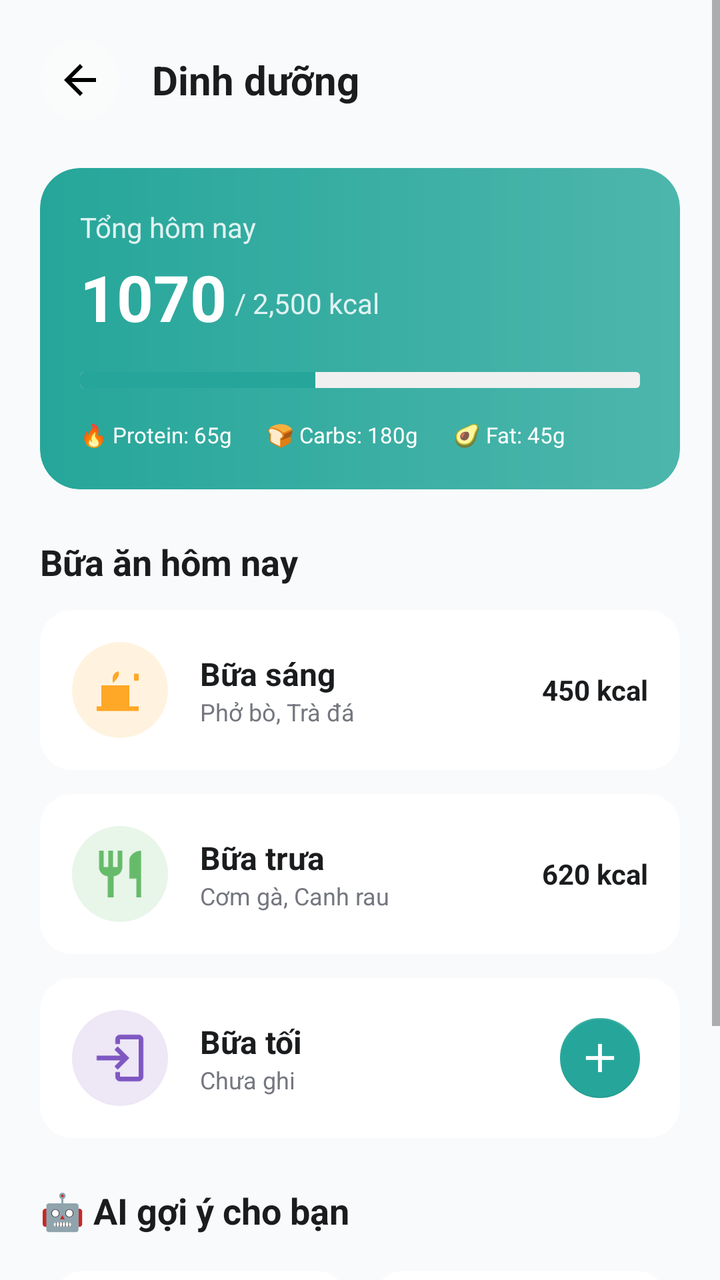
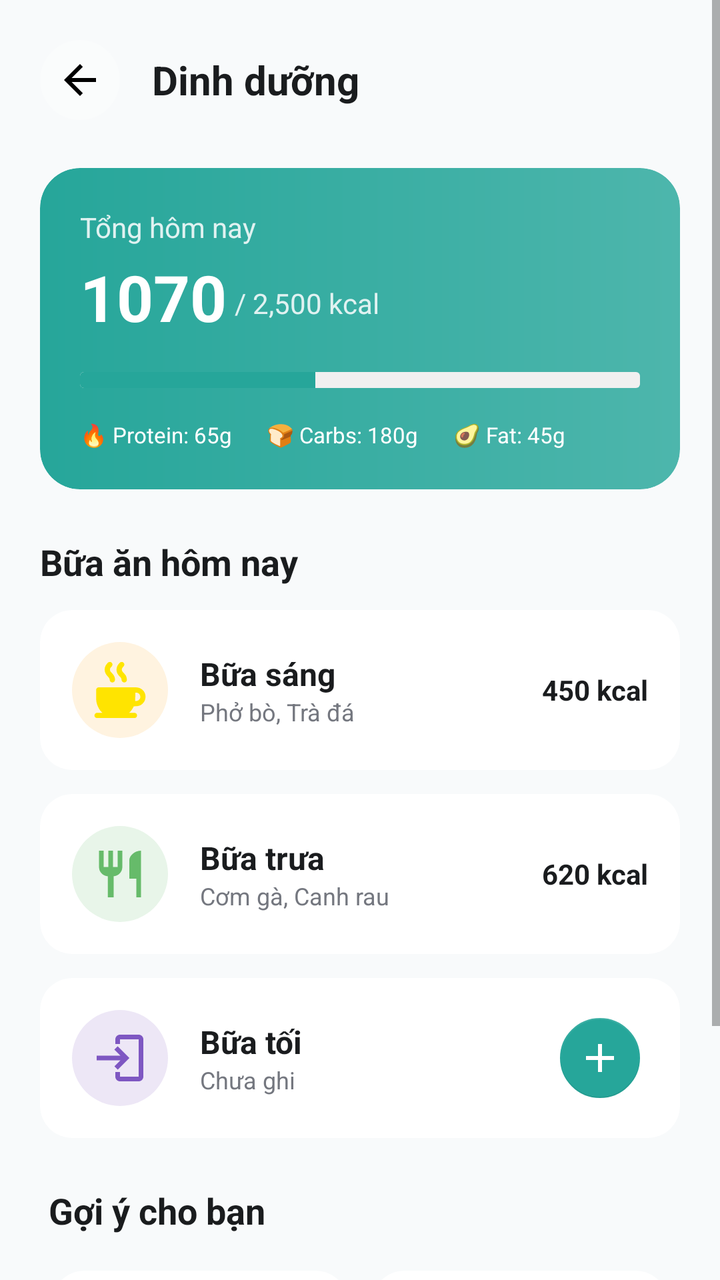

The first picture is an Android layout as it rendered before a commit; the second is the same layout after the commit. The layout source and the unified diff follow.
<!-- AndroidManifest.xml: application theme Theme.Better_Life -->
<!-- res/layout/fragment_nutrition.xml -->
<?xml version="1.0" encoding="utf-8"?>
<androidx.constraintlayout.widget.ConstraintLayout xmlns:android="http://schemas.android.com/apk/res/android"
    xmlns:app="http://schemas.android.com/apk/res-auto"
    android:layout_width="match_parent"
    android:layout_height="match_parent"
    android:background="@color/bg_main">

    <ScrollView
        android:layout_width="match_parent"
        android:layout_height="match_parent">

        <LinearLayout
            android:layout_width="match_parent"
            android:layout_height="wrap_content"
            android:orientation="vertical"
            android:padding="20dp">

            
            <LinearLayout
                android:layout_width="match_parent"
                android:layout_height="wrap_content"
                android:gravity="center_vertical"
                android:orientation="horizontal">

                <ImageButton
                    android:layout_width="40dp"
                    android:layout_height="40dp"
                    android:background="@drawable/circle_white_alpha"
                    android:padding="8dp"
                    android:src="@drawable/ic_back" />

                <TextView
                    android:layout_width="wrap_content"
                    android:layout_height="wrap_content"
                    android:layout_marginStart="16dp"
                    android:text="Dinh dưỡng"
                    android:textColor="@color/text_title"
                    android:textSize="20sp"
                    android:textStyle="bold" />
            </LinearLayout>

            
            <androidx.cardview.widget.CardView
                android:layout_width="match_parent"
                android:layout_height="wrap_content"
                android:layout_marginTop="24dp"
                app:cardCornerRadius="20dp"
                app:cardElevation="0dp">

                <LinearLayout
                    android:layout_width="match_parent"
                    android:layout_height="wrap_content"
                    android:background="@drawable/bg_nutrition_card"
                    android:orientation="vertical"
                    android:padding="20dp">

                    <TextView
                        android:layout_width="wrap_content"
                        android:layout_height="wrap_content"
                        android:text="Tổng hôm nay"
                        android:textColor="#E0F2F1"
                        android:textSize="14sp" />

                    <LinearLayout
                        android:layout_width="match_parent"
                        android:layout_height="wrap_content"
                        android:layout_marginTop="4dp"
                        android:gravity="bottom"
                        android:orientation="horizontal">

                        <TextView
                            android:layout_width="wrap_content"
                            android:layout_height="wrap_content"
                            android:text="1070"
                            android:textColor="@color/white"
                            android:textSize="32sp"
                            android:textStyle="bold" />

                        <TextView
                            android:layout_width="wrap_content"
                            android:layout_height="wrap_content"
                            android:layout_marginStart="4dp"
                            android:layout_marginBottom="4dp"
                            android:text="/ 2,500 kcal"
                            android:textColor="#E0F2F1"
                            android:textSize="14sp" />
                    </LinearLayout>

                    <ProgressBar
                        style="@style/Widget.AppCompat.ProgressBar.Horizontal"
                        android:layout_width="match_parent"
                        android:layout_height="8dp"
                        android:layout_marginTop="16dp"
                        android:progress="42"
                        android:progressDrawable="@drawable/mini_progress_bar" />

                    
                    <LinearLayout
                        android:layout_width="match_parent"
                        android:layout_height="wrap_content"
                        android:layout_marginTop="16dp"
                        android:orientation="horizontal">

                        <TextView
                            android:layout_width="0dp"
                            android:layout_height="wrap_content"
                            android:layout_weight="1"
                            android:text="🔥 Protein: 65g"
                            android:textColor="@color/white"
                            android:textSize="11sp" />

                        <TextView
                            android:layout_width="0dp"
                            android:layout_height="wrap_content"
                            android:layout_weight="1"
                            android:text="🍞 Carbs: 180g"
                            android:textColor="@color/white"
                            android:textSize="11sp" />

                        <TextView
                            android:layout_width="0dp"
                            android:layout_height="wrap_content"
                            android:layout_weight="1"
                            android:text="🥑 Fat: 45g"
                            android:textColor="@color/white"
                            android:textSize="11sp" />
                    </LinearLayout>
                </LinearLayout>
            </androidx.cardview.widget.CardView>

            
            <TextView
                android:layout_width="wrap_content"
                android:layout_height="wrap_content"
                android:layout_marginTop="24dp"
                android:text="Bữa ăn hôm nay"
                android:textColor="@color/text_title"
                android:textSize="18sp"
                android:textStyle="bold" />

            
            <androidx.cardview.widget.CardView
                android:layout_width="match_parent"
                android:layout_height="wrap_content"
                android:layout_marginTop="12dp"
                app:cardCornerRadius="16dp"
                app:cardElevation="0dp">

                <LinearLayout
                    android:layout_width="match_parent"
                    android:layout_height="wrap_content"
                    android:gravity="center_vertical"
                    android:padding="16dp">

                    <ImageView
                        android:layout_width="48dp"
                        android:layout_height="48dp"
                        android:background="@drawable/bg_icon_calories"
                        android:padding="10dp"
                        android:src="@drawable/ic_breakfast" />

                    <LinearLayout
                        android:layout_width="0dp"
                        android:layout_height="wrap_content"
                        android:layout_marginStart="16dp"
                        android:layout_weight="1"
                        android:orientation="vertical">

                        <TextView
                            android:layout_width="wrap_content"
                            android:layout_height="wrap_content"
                            android:text="Bữa sáng"
                            android:textColor="@color/text_title"
                            android:textSize="16sp"
                            android:textStyle="bold" />

                        <TextView
                            android:layout_width="wrap_content"
                            android:layout_height="wrap_content"
                            android:text="Phở bò, Trà đá"
                            android:textColor="@color/text_secondary"
                            android:textSize="12sp" />
                    </LinearLayout>

                    <TextView
                        android:layout_width="wrap_content"
                        android:layout_height="wrap_content"
                        android:text="450 kcal"
                        android:textColor="@color/text_title"
                        android:textStyle="bold" />
                </LinearLayout>
            </androidx.cardview.widget.CardView>

            
            <androidx.cardview.widget.CardView
                android:layout_width="match_parent"
                android:layout_height="wrap_content"
                android:layout_marginTop="12dp"
                app:cardCornerRadius="16dp"
                app:cardElevation="0dp">

                <LinearLayout
                    android:layout_width="match_parent"
                    android:layout_height="wrap_content"
                    android:gravity="center_vertical"
                    android:padding="16dp">

                    <ImageView
                        android:layout_width="48dp"
                        android:layout_height="48dp"
                        android:background="@drawable/bg_icon_water"
                        android:padding="10dp"
                        android:src="@drawable/ic_lunch" />

                    <LinearLayout
                        android:layout_width="0dp"
                        android:layout_height="wrap_content"
                        android:layout_marginStart="16dp"
                        android:layout_weight="1"
                        android:orientation="vertical">

                        <TextView
                            android:layout_width="wrap_content"
                            android:layout_height="wrap_content"
                            android:text="Bữa trưa"
                            android:textColor="@color/text_title"
                            android:textSize="16sp"
                            android:textStyle="bold" />

                        <TextView
                            android:layout_width="wrap_content"
                            android:layout_height="wrap_content"
                            android:text="Cơm gà, Canh rau"
                            android:textColor="@color/text_secondary"
                            android:textSize="12sp" />
                    </LinearLayout>

                    <TextView
                        android:layout_width="wrap_content"
                        android:layout_height="wrap_content"
                        android:text="620 kcal"
                        android:textColor="@color/text_title"
                        android:textStyle="bold" />
                </LinearLayout>
            </androidx.cardview.widget.CardView>

            
            <androidx.cardview.widget.CardView
                android:layout_width="match_parent"
                android:layout_height="wrap_content"
                android:layout_marginTop="12dp"
                app:cardCornerRadius="16dp"
                app:cardElevation="0dp">

                <LinearLayout
                    android:layout_width="match_parent"
                    android:layout_height="wrap_content"
                    android:gravity="center_vertical"
                    android:padding="16dp">

                    <ImageView
                        android:layout_width="48dp"
                        android:layout_height="48dp"
                        android:background="@drawable/bg_icon_sleep"
                        android:padding="10dp"
                        android:src="@drawable/ic_dinner" />

                    <LinearLayout
                        android:layout_width="0dp"
                        android:layout_height="wrap_content"
                        android:layout_marginStart="16dp"
                        android:layout_weight="1"
                        android:orientation="vertical">

                        <TextView
                            android:layout_width="wrap_content"
                            android:layout_height="wrap_content"
                            android:text="Bữa tối"
                            android:textColor="@color/text_title"
                            android:textSize="16sp"
                            android:textStyle="bold" />

                        <TextView
                            android:layout_width="wrap_content"
                            android:layout_height="wrap_content"
                            android:text="Chưa ghi"
                            android:textColor="@color/text_secondary"
                            android:textSize="12sp" />
                    </LinearLayout>

                    <com.google.android.material.floatingactionbutton.FloatingActionButton
                        android:layout_width="40dp"
                        android:layout_height="40dp"
                        android:src="@drawable/ic_add"
                        app:backgroundTint="@color/add_button_bg"
                        app:elevation="0dp"
                        app:fabCustomSize="40dp"
                        app:tint="@color/white" />
                </LinearLayout>
            </androidx.cardview.widget.CardView>

            
            <TextView
                android:layout_width="wrap_content"
                android:layout_height="wrap_content"
                android:layout_marginTop="24dp"
                android:text="🤖 AI gợi ý cho bạn"
                android:textColor="@color/text_title"
                android:textSize="18sp"
                android:textStyle="bold" />

            <GridLayout
                android:layout_width="match_parent"
                android:layout_height="wrap_content"
                android:layout_marginTop="12dp"
                android:columnCount="2">

                
                <androidx.cardview.widget.CardView
                    android:layout_width="0dp"
                    android:layout_height="wrap_content"
                    android:layout_columnWeight="1"
                    android:layout_margin="6dp"
                    app:cardCornerRadius="16dp"
                    app:cardElevation="0dp">

                    <LinearLayout
                        android:layout_width="match_parent"
                        android:layout_height="wrap_content"
                        android:orientation="vertical"
                        android:padding="12dp">

                        <ImageView
                            android:layout_width="40dp"
                            android:layout_height="40dp"
                            android:src="@drawable/ic_apple" />

                        <TextView
                            android:layout_width="wrap_content"
                            android:layout_height="wrap_content"
                            android:layout_marginTop="12dp"
                            android:text="Salad cá hồi"
                            android:textColor="@color/text_title"
                            android:textStyle="bold" />

                        <TextView
                            android:layout_width="wrap_content"
                            android:layout_height="wrap_content"
                            android:text="320 kcal"
                            android:textColor="@color/text_secondary"
                            android:textSize="12sp" />

                        <TextView
                            android:layout_width="wrap_content"
                            android:layout_height="wrap_content"
                            android:layout_marginTop="8dp"
                            android:background="@drawable/circle_white_alpha"
                            android:paddingHorizontal="8dp"
                            android:paddingVertical="2dp"
                            android:text="Giàu Omega-3"
                            android:textColor="@color/text_secondary"
                            android:textSize="10sp" />
                    </LinearLayout>
                </androidx.cardview.widget.CardView>

                
                <androidx.cardview.widget.CardView
                    android:layout_width="0dp"
                    android:layout_height="wrap_content"
                    android:layout_columnWeight="1"
                    android:layout_margin="6dp"
                    app:cardCornerRadius="16dp"
                    app:cardElevation="0dp">

                    <LinearLayout
                        android:layout_width="match_parent"
                        android:layout_height="wrap_content"
                        android:orientation="vertical"
                        android:padding="12dp">





                        <TextView
                            android:layout_width="40dp"
                            android:layout_height="40dp"
                            android:text="🔥"
                            android:textSize="30sp"
                            android:textColor="@color/text_title"
                            android:textStyle="bold"/>
                        <TextView
                            android:layout_width="wrap_content"
                            android:layout_height="wrap_content"
                            android:layout_marginTop="12dp"
                            android:text="Ức gà nướng"
                            android:textColor="@color/text_title"
                            android:textStyle="bold" />

                        <TextView
                            android:layout_width="wrap_content"
                            android:layout_height="wrap_content"
                            android:text="280 kcal"
                            android:textColor="@color/text_secondary"
                            android:textSize="12sp" />

                        <TextView
                            android:layout_width="wrap_content"
                            android:layout_height="wrap_content"
                            android:layout_marginTop="8dp"
                            android:background="@drawable/circle_white_alpha"
                            android:paddingHorizontal="8dp"
                            android:paddingVertical="2dp"
                            android:text="Giàu protein"
                            android:textColor="@color/text_secondary"
                            android:textSize="10sp" />
                    </LinearLayout>
                </androidx.cardview.widget.CardView>
            </GridLayout>

        </LinearLayout>
    </ScrollView>

</androidx.constraintlayout.widget.ConstraintLayout>
<!-- resources referenced by this layout -->
<resources>
  <color name="add_button_bg">#26A69A</color>
  <color name="bg_main">#F8FAFB</color>
  <color name="text_secondary">#74777F</color>
  <color name="text_title">#1A1C1E</color>
  <color name="white">#FFFFFFFF</color>
  <!-- drawable bg_icon_calories (drawable) -->
  <?xml version="1.0" encoding="utf-8"?>
  <shape xmlns:android="http://schemas.android.com/apk/res/android"
      android:shape="oval">
      <solid android:color="@color/card_calories" />
  </shape>
  <!-- drawable bg_icon_sleep (drawable) -->
  <?xml version="1.0" encoding="utf-8"?>
  <shape xmlns:android="http://schemas.android.com/apk/res/android"
      android:shape="oval">
      <solid android:color="@color/card_sleep" />
  </shape>
  <!-- drawable bg_icon_water (drawable) -->
  <?xml version="1.0" encoding="utf-8"?>
  <shape xmlns:android="http://schemas.android.com/apk/res/android"
      android:shape="oval">
      <solid android:color="@color/card_water" />
  </shape>
  <!-- drawable bg_nutrition_card (drawable) -->
  <?xml version="1.0" encoding="utf-8"?>
  <shape xmlns:android="http://schemas.android.com/apk/res/android">
      <gradient
          android:startColor="#26A69A"
          android:endColor="#4DB6AC"
          android:angle="0" />
      <corners android:radius="20dp" />
  </shape>
  <!-- drawable circle_white_alpha (drawable) -->
  <?xml version="1.0" encoding="utf-8"?>
  <shape xmlns:android="http://schemas.android.com/apk/res/android"
      android:shape="oval">
      <solid android:color="#40FFFFFF" />
  </shape>
  <!-- drawable ic_add (drawable) -->
  <?xml version="1.0" encoding="utf-8"?>
  <vector xmlns:android="http://schemas.android.com/apk/res/android"
      android:width="24dp"
      android:height="24dp"
      android:viewportWidth="24"
      android:viewportHeight="24">
      <path
          android:fillColor="#FFFFFF"
          android:pathData="M19,13h-6v6h-2v-6H5v-2h6V5h2v6h6v2z" />
  </vector>
  <!-- drawable ic_back (drawable) -->
  <?xml version="1.0" encoding="utf-8"?>
  <vector xmlns:android="http://schemas.android.com/apk/res/android"
      android:width="24dp"
      android:height="24dp"
      android:viewportWidth="24"
      android:viewportHeight="24">
      <path
          android:fillColor="#000000"
          android:pathData="M20,11H7.83l5.59,-5.59L12,4l-8,8l8,8l1.41,-1.41L7.83,13H20V11z" />
  </vector>
  <!-- drawable ic_breakfast (drawable) -->
  <?xml version="1.0" encoding="utf-8"?>
  <vector xmlns:android="http://schemas.android.com/apk/res/android"
      android:width="24dp"
      android:height="24dp"
      android:viewportWidth="24"
      android:viewportHeight="24">
      <path
          android:fillColor="#FFA726"
          android:pathData="M2,21h18v-2H2v2zM20,8h-2V5h2v3zM4,19h12v-9H4v9zM9,9c0,0 1.3,-1.2 2.1,-2.5c0.8,-1.3 0.2,-2.5 0.2,-2.5s-1.2,0.1 -2,1.4C8.5,6.7 9,9 9,9z" />
  </vector>
  <!-- drawable ic_lunch (drawable) -->
  <?xml version="1.0" encoding="utf-8"?>
  <vector xmlns:android="http://schemas.android.com/apk/res/android"
      android:width="24dp"
      android:height="24dp"
      android:viewportWidth="24"
      android:viewportHeight="24">
      <path
          android:fillColor="#66BB6A"
          android:pathData="M11,9H9V2H7v7H5V2H3v7c0,2.12 1.66,3.84 3.75,3.97V22h2.5v-9.03C11.34,12.84 13,11.12 13,9V2h-2v7zM16,6v8h3v8h2V2c-2.76,0 -5,2.24 -5,4z" />
  </vector>
  <color name="card_calories">#FFF3E0</color>
  <color name="card_sleep">#EDE7F6</color>
  <color name="card_water">#E8F5E9</color>
  <color name="primary_teal">#26A69A</color>
  <color name="primary_teal_dark">#00796B</color>
  <color name="nav_active">#26A69A</color>
  <!-- unchanged entries left out for length: 4 -->
</resources>

<!-- the commit's change to res/layout/fragment_nutrition.xml (unified diff, before → after) -->
@@ -17,6 +17,7 @@
 
             
             <LinearLayout
+                android:id="@+id/go_back"
                 android:layout_width="match_parent"
                 android:layout_height="wrap_content"
                 android:gravity="center_vertical"
@@ -304,7 +305,7 @@
                 android:layout_width="wrap_content"
                 android:layout_height="wrap_content"
                 android:layout_marginTop="24dp"
-                android:text="🤖 AI gợi ý cho bạn"
+                android:text=" Gợi ý cho bạn"
                 android:textColor="@color/text_title"
                 android:textSize="18sp"
                 android:textStyle="bold" />
<!-- resource entries referenced after the edit -->
@@ -60,17 +60,7 @@
           android:fillColor="#000000"
           android:pathData="M20,11H7.83l5.59,-5.59L12,4l-8,8l8,8l1.41,-1.41L7.83,13H20V11z" />
   </vector>
-  <!-- drawable ic_breakfast (drawable) -->
-  <?xml version="1.0" encoding="utf-8"?>
-  <vector xmlns:android="http://schemas.android.com/apk/res/android"
-      android:width="24dp"
-      android:height="24dp"
-      android:viewportWidth="24"
-      android:viewportHeight="24">
-      <path
-          android:fillColor="#FFA726"
-          android:pathData="M2,21h18v-2H2v2zM20,8h-2V5h2v3zM4,19h12v-9H4v9zM9,9c0,0 1.3,-1.2 2.1,-2.5c0.8,-1.3 0.2,-2.5 0.2,-2.5s-1.2,0.1 -2,1.4C8.5,6.7 9,9 9,9z" />
-  </vector>
+  <!-- drawable ic_breakfast: vector/xml drawable (drawable, 5278 chars, omitted) -->
   <!-- drawable ic_lunch (drawable) -->
   <?xml version="1.0" encoding="utf-8"?>
   <vector xmlns:android="http://schemas.android.com/apk/res/android"
